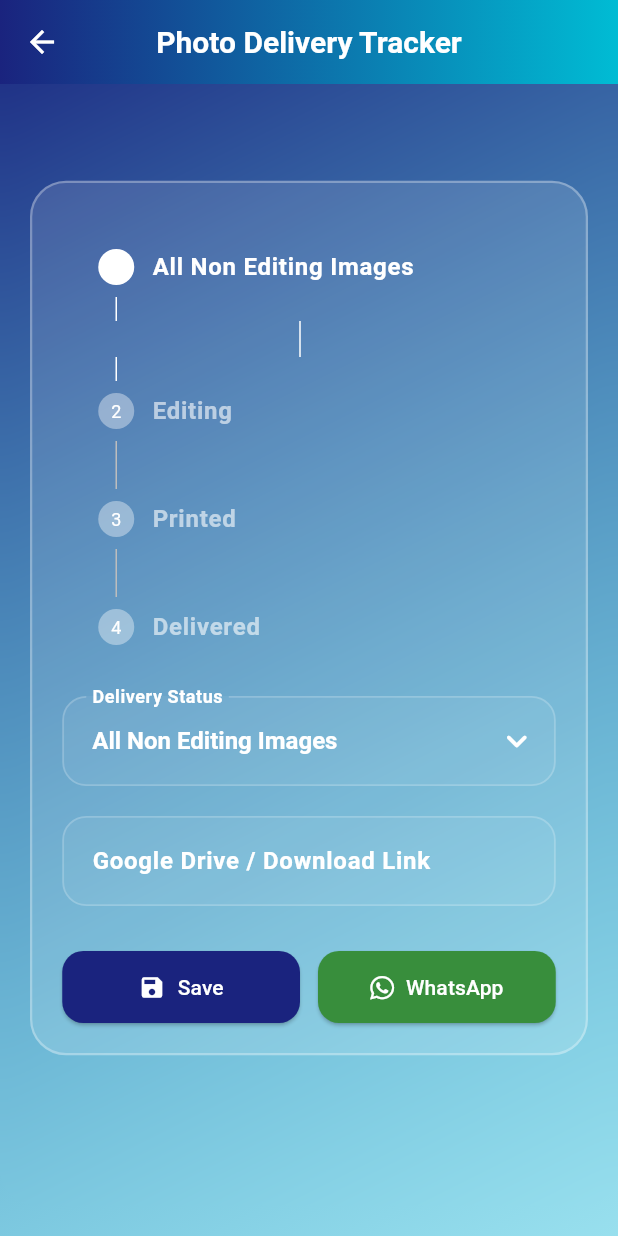
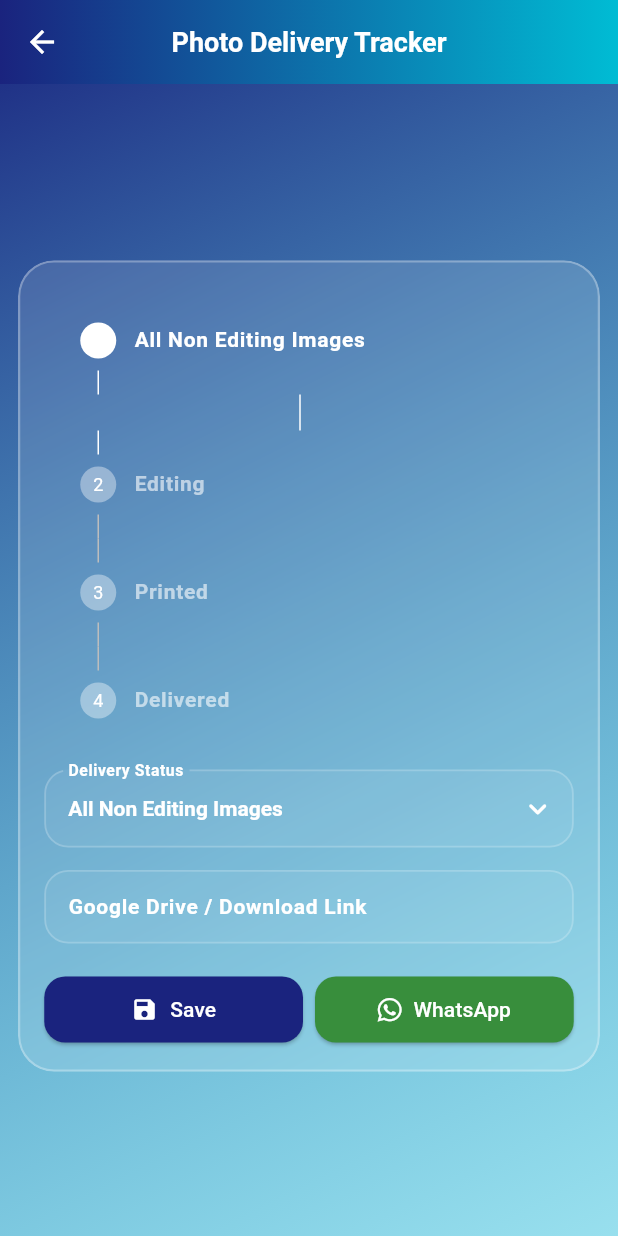
Before and after one commit to Vishnu1017/ClickAccount, a Flutter app: the DeliveryTrackerPage screen opened directly with empty values, on a phone screen of 412 x 824 dp. Run offline on Flutter 3.47's test engine with Material 3 defaults, Android fonts, the light colour scheme and no system bars; our stand-ins replace fl_chart, font_awesome_flutter, hive, hive_flutter, image_picker, open_filex and 5 more; missing offline and left inert: flutter_pdfview; accounts and stored records are empty.

```diff
--- a/lib/screens/DeliveryTrackerPage.dart
+++ b/lib/screens/DeliveryTrackerPage.dart
@@ -52,7 +52,6 @@ class _DeliveryTrackerPageState extends State<DeliveryTrackerPage> {
             : 'Link not available';
     final phone = widget.sale.phoneNumber.replaceAll(' ', '');
 
-    // ONLY ADDITION: Phone number validation (10 digits minimum)
     if (phone.length < 10 || !RegExp(r'^[0-9]+$').hasMatch(phone)) {
       ScaffoldMessenger.of(context).showSnackBar(
         SnackBar(content: Text("Please enter a valid 10-digit phone number")),
@@ -79,11 +78,9 @@ class _DeliveryTrackerPageState extends State<DeliveryTrackerPage> {
           "Shutter Life Photography";
     }
 
-    // BOTH URL FORMATS (original + new with country code)
     final url1 = "https://wa.me/$phone?text=${Uri.encodeComponent(message)}";
     final url2 = "https://wa.me/91$phone?text=${Uri.encodeComponent(message)}";
 
-    // Try both URLs
     canLaunchUrl(Uri.parse(url1)).then((canLaunch) {
       if (canLaunch) {
         launchUrl(Uri.parse(url1), mode: LaunchMode.externalApplication);
@@ -99,6 +96,11 @@ class _DeliveryTrackerPageState extends State<DeliveryTrackerPage> {
 
   @override
   Widget build(BuildContext context) {
+    final screenWidth = MediaQuery.of(context).size.width;
+    final screenHeight = MediaQuery.of(context).size.height;
+    final isSmallScreen = screenWidth < 600;
+    final isPortrait = screenHeight > screenWidth;
+
     return Scaffold(
       extendBodyBehindAppBar: true,
       appBar: PreferredSize(
@@ -122,7 +124,7 @@ class _DeliveryTrackerPageState extends State<DeliveryTrackerPage> {
               style: TextStyle(
                 color: Colors.white,
                 fontWeight: FontWeight.bold,
-                fontSize: 20,
+                fontSize: isSmallScreen ? 18 : 20,
               ),
             ),
           ),
@@ -138,24 +140,218 @@ class _DeliveryTrackerPageState extends State<DeliveryTrackerPage> {
           ),
         ),
         child: Center(
+          child: SingleChildScrollView(
+            child: Padding(
+              padding: EdgeInsets.only(
+                top: MediaQuery.of(context).padding.top + kToolbarHeight + 20,
+                bottom: isSmallScreen ? 12 : 20,
+                left: isSmallScreen ? 12 : 20,
+                right: isSmallScreen ? 12 : 20,
+              ),
+              child: ConstrainedBox(
+                constraints: BoxConstraints(
+                  maxWidth: isSmallScreen ? double.infinity : 600,
+                ),
                 child: ClipRRect(
                   borderRadius: BorderRadius.circular(24),
                   child: BackdropFilter(
                     filter: ImageFilter.blur(sigmaX: 10.0, sigmaY: 10.0),
                     child: Container(
-                margin: EdgeInsets.symmetric(horizontal: 20, vertical: 100),
-                padding: EdgeInsets.all(20),
+                      padding: EdgeInsets.all(isSmallScreen ? 16 : 20),
                       decoration: BoxDecoration(
                         color: Colors.white.withOpacity(0.12),
                         borderRadius: BorderRadius.circular(24),
                         border: Border.all(color: Colors.white30, width: 1.5),
                       ),
-                child: SingleChildScrollView(
                       child: Column(
                         mainAxisSize: MainAxisSize.min,
                         children: [
-                      // 🎯 Stepper Timeline
-                      MediaQuery.removePadding(
+                          // Stepper Timeline - Responsive version
+                          _buildResponsiveStepper(isSmallScreen, isPortrait),
+                          SizedBox(height: isSmallScreen ? 10 : 20),
+
+                          // Status Dropdown
+                          DropdownButtonFormField<String>(
+                            value: _selectedStatus,
+                            decoration: InputDecoration(
+                              labelText: 'Delivery Status',
+                              labelStyle: TextStyle(
+                                color: Colors.white,
+                                fontWeight: FontWeight.w600,
+                                fontSize: isSmallScreen ? 14 : 16,
+                              ),
+                              filled: true,
+                              fillColor: Colors.white.withOpacity(0.05),
+                              contentPadding: EdgeInsets.symmetric(
+                                vertical: isSmallScreen ? 14 : 18,
+                                horizontal: isSmallScreen ? 12 : 16,
+                              ),
+                              enabledBorder: OutlineInputBorder(
+                                borderRadius: BorderRadius.circular(16),
+                                borderSide: BorderSide(
+                                  color: Colors.white.withOpacity(0.2),
+                                  width: 1.2,
+                                ),
+                              ),
+                              focusedBorder: OutlineInputBorder(
+                                borderRadius: BorderRadius.circular(16),
+                                borderSide: BorderSide(
+                                  color: Colors.white,
+                                  width: 1.5,
+                                ),
+                              ),
+                            ),
+                            dropdownColor: Colors.white,
+                            iconEnabledColor: Colors.white,
+                            icon: Icon(
+                              Icons.keyboard_arrow_down_rounded,
+                              size: isSmallScreen ? 24 : 28,
+                            ),
+                            style: TextStyle(
+                              color: Colors.white,
+                              fontWeight: FontWeight.bold,
+                              fontSize: isSmallScreen ? 14 : 16,
+                            ),
+                            items:
+                                statuses.map((status) {
+                                  return DropdownMenuItem<String>(
+                                    value: status,
+                                    child: Text(
+                                      status,
+                                      style: TextStyle(
+                                        color: Colors.black,
+                                        fontWeight: FontWeight.w700,
+                                        fontSize: isSmallScreen ? 13 : 14,
+                                      ),
+                                    ),
+                                  );
+                                }).toList(),
+                            selectedItemBuilder: (BuildContext context) {
+                              return statuses.map((status) {
+                                return Text(
+                                  status,
+                                  style: TextStyle(
+                                    color: Colors.white,
+                                    fontWeight: FontWeight.bold,
+                                    fontSize: isSmallScreen ? 14 : 16,
+                                  ),
+                                );
+                              }).toList();
+                            },
+                            onChanged: (value) {
+                              setState(() {
+                                _selectedStatus = value!;
+                              });
+                            },
+                          ),
+                          SizedBox(height: isSmallScreen ? 15 : 20),
+
+                          // Link Field
+                          TextFormField(
+                            controller: _linkController,
+                            style: TextStyle(
+                              color: Colors.white,
+                              fontSize: isSmallScreen ? 14 : 16,
+                            ),
+                            decoration: InputDecoration(
+                              labelText: 'Google Drive / Download Link',
+                              labelStyle: TextStyle(
+                                color: Colors.white,
+                                fontWeight: FontWeight.w600,
+                                fontSize: isSmallScreen ? 14 : 16,
+                              ),
+                              filled: true,
+                              fillColor: Colors.white.withOpacity(0.05),
+                              contentPadding: EdgeInsets.symmetric(
+                                vertical: isSmallScreen ? 14 : 18,
+                                horizontal: isSmallScreen ? 12 : 16,
+                              ),
+                              enabledBorder: OutlineInputBorder(
+                                borderRadius: BorderRadius.circular(16),
+                                borderSide: BorderSide(
+                                  color: Colors.white.withOpacity(0.2),
+                                  width: 1.2,
+                                ),
+                              ),
+                              focusedBorder: OutlineInputBorder(
+                                borderRadius: BorderRadius.circular(16),
+                                borderSide: BorderSide(
+                                  color: Colors.white,
+                                  width: 1.5,
+                                ),
+                              ),
+                            ),
+                          ),
+                          SizedBox(height: isSmallScreen ? 20 : 30),
+
+                          // Responsive Buttons
+                          _buildResponsiveButtons(isSmallScreen),
+                        ],
+                      ),
+                    ),
+                  ),
+                ),
+              ),
+            ),
+          ),
+        ),
+      ),
+    );
+  }
+
+  Widget _buildResponsiveStepper(bool isSmallScreen, bool isPortrait) {
+    if (isSmallScreen && !isPortrait) {
+      // Horizontal stepper for landscape on small screens
+      return SizedBox(
+        height: 100,
+        child: ListView.builder(
+          scrollDirection: Axis.horizontal,
+          itemCount: statuses.length,
+          itemBuilder: (context, index) {
+            return Container(
+              width: 150,
+              padding: EdgeInsets.all(8),
+              child: Column(
+                mainAxisSize: MainAxisSize.min,
+                children: [
+                  Container(
+                    width: 24,
+                    height: 24,
+                    decoration: BoxDecoration(
+                      shape: BoxShape.circle,
+                      color:
+                          index <= getCurrentStepIndex()
+                              ? Colors.white
+                              : Colors.white.withOpacity(0.3),
+                    ),
+                    child:
+                        index < getCurrentStepIndex()
+                            ? Icon(Icons.check, size: 16, color: Colors.black)
+                            : null,
+                  ),
+                  SizedBox(height: 8),
+                  Text(
+                    statuses[index],
+                    style: TextStyle(
+                      color:
+                          index <= getCurrentStepIndex()
+                              ? Colors.white
+                              : Colors.white60,
+                      fontWeight: FontWeight.w600,
+                      fontSize: 12,
+                    ),
+                    textAlign: TextAlign.center,
+                    maxLines: 2,
+                  ),
+                ],
+              ),
+            );
+          },
+        ),
+      );
+    } else {
+      // Vertical stepper for most cases
+      return MediaQuery.removePadding(
         context: context,
         removeTop: true,
         child: Theme(
@@ -181,6 +377,7 @@ class _DeliveryTrackerPageState extends State<DeliveryTrackerPage> {
                             index <= getCurrentStepIndex()
                                 ? Colors.white
                                 : Colors.white60,
+                        fontSize: isSmallScreen ? 14 : 16,
                       ),
                     ),
                     content: SizedBox.shrink(),
@@ -195,148 +392,56 @@ class _DeliveryTrackerPageState extends State<DeliveryTrackerPage> {
                 }).toList(),
           ),
         ),
-                      ),
-                      SizedBox(height: 10),
-                      // 🔽 Status Dropdown
-                      DropdownButtonFormField<String>(
-                        value: _selectedStatus,
-                        decoration: InputDecoration(
-                          labelText: 'Delivery Status',
-                          labelStyle: TextStyle(
-                            color: Colors.white,
-                            fontWeight: FontWeight.w600,
-                          ),
-                          filled: true,
-                          fillColor: Colors.white.withOpacity(0.05),
-                          contentPadding: EdgeInsets.symmetric(
-                            vertical: 18,
-                            horizontal: 16,
-                          ),
-                          enabledBorder: OutlineInputBorder(
-                            borderRadius: BorderRadius.circular(16),
-                            borderSide: BorderSide(
-                              color: Colors.white.withOpacity(0.2),
-                              width: 1.2,
-                            ),
-                          ),
-                          focusedBorder: OutlineInputBorder(
-                            borderRadius: BorderRadius.circular(16),
-                            borderSide: BorderSide(
-                              color: Colors.white,
-                              width: 1.5,
-                            ),
-                          ),
-                        ),
-                        dropdownColor: Colors.white,
-                        iconEnabledColor: Colors.white,
-                        icon: Icon(Icons.keyboard_arrow_down_rounded, size: 28),
-                        style: TextStyle(
-                          color: Colors.white,
-                          fontWeight: FontWeight.bold,
-                          fontSize: 16,
-                        ),
-                        items:
-                            statuses.map((status) {
-                              return DropdownMenuItem<String>(
-                                value: status,
-                                child: Text(
-                                  status,
-                                  style: TextStyle(
-                                    color: Colors.black,
-                                    fontWeight: FontWeight.w700,
-                                    fontSize: 14,
-                                  ),
-                                ),
       );
-                            }).toList(),
-                        selectedItemBuilder: (BuildContext context) {
-                          return statuses.map((status) {
-                            return Text(
-                              status,
-                              style: TextStyle(
-                                color: Colors.white,
-                                fontWeight: FontWeight.bold,
-                                fontSize: 16,
-                              ),
-                            );
-                          }).toList();
-                        },
-                        onChanged: (value) {
-                          setState(() {
-                            _selectedStatus = value!;
-                          });
-                        },
-                      ),
-                      SizedBox(height: 20),
+    }
+  }
 
-                      // 🔗 Link Field
-                      TextFormField(
-                        controller: _linkController,
-                        style: TextStyle(color: Colors.white),
-                        decoration: InputDecoration(
-                          labelText: 'Google Drive / Download Link',
-                          labelStyle: TextStyle(
-                            color: Colors.white,
-                            fontWeight: FontWeight.w600,
-                          ),
-                          filled: true,
-                          fillColor: Colors.white.withOpacity(0.05),
-                          contentPadding: EdgeInsets.symmetric(
-                            vertical: 18,
-                            horizontal: 16,
-                          ),
-                          enabledBorder: OutlineInputBorder(
-                            borderRadius: BorderRadius.circular(16),
-                            borderSide: BorderSide(
-                              color: Colors.white.withOpacity(0.2),
-                              width: 1.2,
-                            ),
-                          ),
-                          focusedBorder: OutlineInputBorder(
-                            borderRadius: BorderRadius.circular(16),
-                            borderSide: BorderSide(
-                              color: Colors.white,
-                              width: 1.5,
-                            ),
-                          ),
-                        ),
-                      ),
-                      SizedBox(height: 30),
-                      // Buttons
-                      Row(
+  Widget _buildResponsiveButtons(bool isSmallScreen) {
+    return Row(
       children: [
         Expanded(
           child: ElevatedButton.icon(
             onPressed: _saveDeliveryDetails,
-                              icon: Icon(Icons.save, color: Colors.white),
+            icon: Icon(
+              Icons.save,
+              color: Colors.white,
+              size: isSmallScreen ? 18 : 24,
+            ),
             label: Text(
               "Save",
-                                style: TextStyle(color: Colors.white),
+              style: TextStyle(
+                color: Colors.white,
+                fontSize: isSmallScreen ? 14 : 16,
+              ),
             ),
             style: ElevatedButton.styleFrom(
               backgroundColor: Color(0xFF1A237E),
-                                padding: EdgeInsets.symmetric(vertical: 14),
+              padding: EdgeInsets.symmetric(vertical: isSmallScreen ? 12 : 14),
               shape: RoundedRectangleBorder(
                 borderRadius: BorderRadius.circular(14),
               ),
             ),
           ),
         ),
-                          SizedBox(width: 12),
+        SizedBox(width: isSmallScreen ? 8 : 12),
         Expanded(
           child: ElevatedButton.icon(
             onPressed: _sendWhatsApp,
             icon: FaIcon(
               FontAwesomeIcons.whatsapp,
               color: Colors.white,
+              size: isSmallScreen ? 18 : 20,
             ),
             label: Text(
               "WhatsApp",
-                                style: TextStyle(color: Colors.white),
+              style: TextStyle(
+                color: Colors.white,
+                fontSize: isSmallScreen ? 14 : 16,
+              ),
             ),
             style: ElevatedButton.styleFrom(
               backgroundColor: Colors.green.shade700,
-                                padding: EdgeInsets.symmetric(vertical: 14),
+              padding: EdgeInsets.symmetric(vertical: isSmallScreen ? 12 : 14),
               shape: RoundedRectangleBorder(
                 borderRadius: BorderRadius.circular(14),
               ),
@@ -344,15 +449,6 @@ class _DeliveryTrackerPageState extends State<DeliveryTrackerPage> {
           ),
         ),
       ],
-                      ),
-                    ],
-                  ),
-                ),
-              ),
-            ),
-          ),
-        ),
-      ),
     );
   }
 }
```
Also changed, not shown: lib/screens/nav_bar_page.dart (+19 -76 lines). Lines whose indentation alone changed are shown as unchanged.
